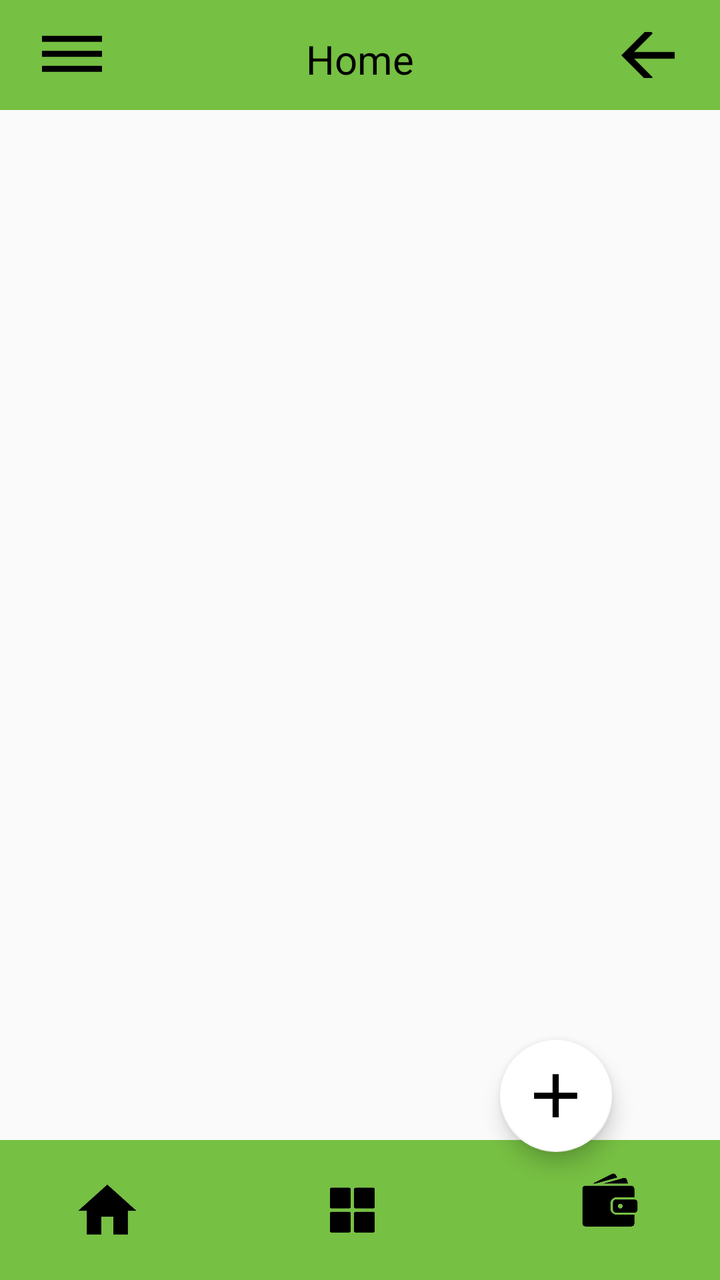
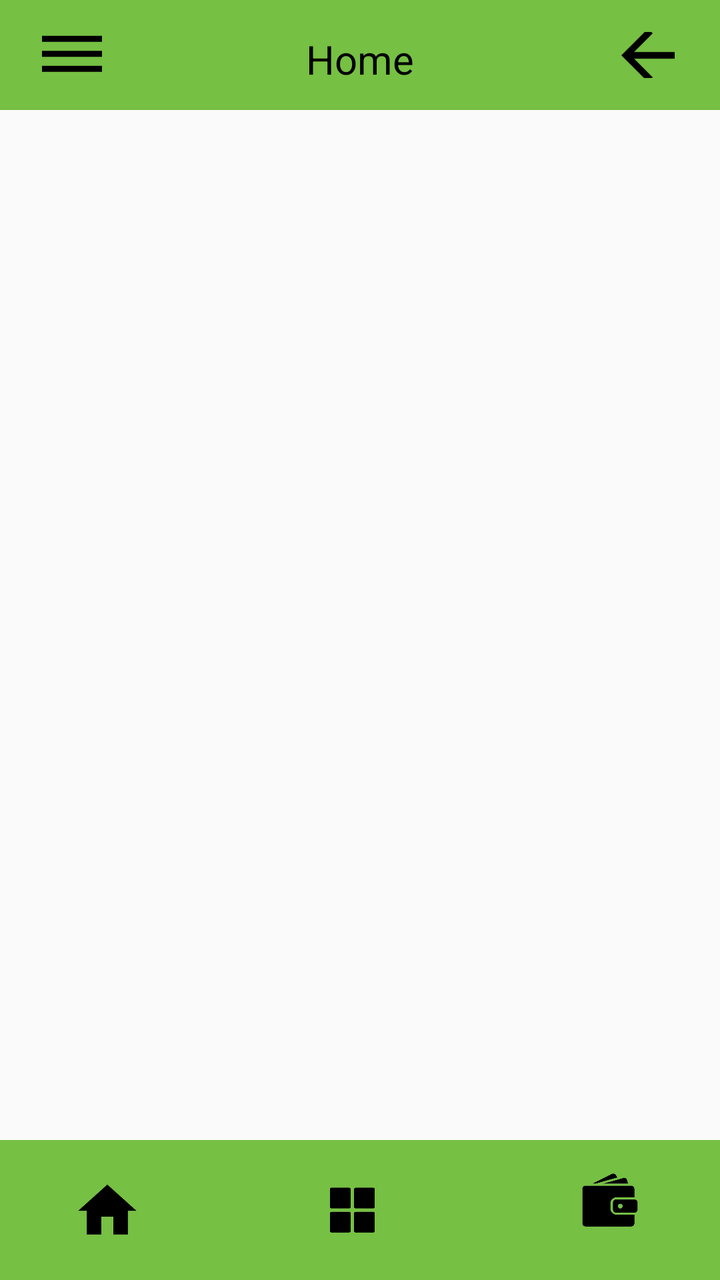

Before-and-after screenshots of an Android layout around one commit, followed by the original layout XML and the change that was made.
<!-- AndroidManifest.xml: application theme Theme.MyApp -->
<!-- res/layout/activity_home.xml -->
<androidx.drawerlayout.widget.DrawerLayout
    xmlns:android="http://schemas.android.com/apk/res/android"
    xmlns:app="http://schemas.android.com/apk/res-auto"
    xmlns:tools="http://schemas.android.com/tools"
    android:id="@+id/drawer_layout"
    android:layout_width="match_parent"
    android:layout_height="match_parent"
    tools:context=".homeactivity">
    <FrameLayout
        android:orientation="vertical"
        android:layout_width="match_parent"
        android:layout_height="match_parent"
        tools:ignore="ExtraText">

        
        <LinearLayout
            android:layout_width="match_parent"
            android:layout_height="55dp"
            android:background="#76C043"
            android:gravity="center_vertical"
            android:padding="16dp">

            <ImageView
                android:id="@+id/menuIcon"
                android:layout_width="40dp"
                android:layout_height="440dp"
                android:layout_weight="0"
                android:padding="2dp"
                android:clickable="true"
                android:contentDescription="@string/welcome"
                android:src="@drawable/baseline_dehaze_24"
                tools:ignore="TouchTargetSizeCheck" />

            <TextView
                android:id="@+id/Pagename"
                android:layout_width="0dp"
                android:layout_height="wrap_content"
                android:layout_weight="1"
                android:text="Home"
                android:textAlignment="center"
                android:textColor="@android:color/black"
                android:textSize="20sp" />

            <ImageView
                android:id="@+id/back_btn"
                android:layout_width="40dp"
                android:layout_height="40dp"

                android:background="@drawable/ic_back"
                android:clickable="true"

                android:contentDescription="@string/action_sign_in"
                app:layout_constraintBottom_toTopOf="@+id/bottomNavigationView"
                app:layout_constraintEnd_toEndOf="@+id/topAppBar"
                app:layout_constraintHorizontal_bias="0.01"
                app:layout_constraintStart_toStartOf="parent"
                app:layout_constraintTop_toTopOf="parent"
                app:layout_constraintVertical_bias="0.008"
                tools:ignore="TouchTargetSizeCheck" />

        </LinearLayout>


        <FrameLayout
            android:id="@+id/fragment_container"
            android:layout_width="match_parent"
            android:layout_height="548dp"
            android:layout_marginTop="54dp"
            android:orientation="vertical">





        </FrameLayout>

        <com.google.android.material.floatingactionbutton.FloatingActionButton

            android:id="@+id/fab_add"

            android:layout_width="56dp"
            android:layout_height="56dp"
            android:layout_marginLeft="250dp"
            android:layout_marginTop="520dp"
            android:contentDescription="@string/app_name"
            android:src="@drawable/ic_add"
            app:backgroundTint="@color/white"
            app:maxImageSize="37dp"
            tools:ignore="TouchTargetSizeCheck" />



        <LinearLayout
            android:layout_width="match_parent"
            android:layout_height="wrap_content"
            android:background="#76C043"
            android:gravity="center"
            android:layout_gravity="bottom"
            android:orientation="horizontal">

            <ImageView
                android:id="@+id/backhome"
                android:layout_width="0dp"
                android:layout_height="70dp"
                android:layout_weight="1"
                android:clickable="true"
                android:contentDescription="@string/prompt_email"
                android:padding="20dp"
                android:src="@drawable/home" />

            <ImageView
                android:id="@+id/dashboard"
                android:layout_width="0dp"
                android:layout_height="70dp"
                android:layout_marginLeft="15dp"
                android:layout_weight="1"
                android:clickable="true"
                android:padding="20dp"
                android:src="@drawable/ic_grid"
                tools:ignore="SpeakableTextPresentCheck" />


            <FrameLayout
                android:layout_width="130dp"
                android:layout_height="wrap_content">

                

                
                <ImageView
                    android:id="@+id/ic_cart"
                    android:layout_width="70dp"
                    android:layout_height="70dp"
                    android:layout_gravity="left"
                    android:layout_marginLeft="40dp"
                    android:layout_marginTop="-10dp"
                    android:layout_weight="1"
                    android:background="@android:color/transparent"
                    android:clickable="true"
                    android:contentDescription="@string/app_name"
                    android:padding="20dp"
                    android:src="@drawable/ic_cart">

                </ImageView>

                <androidx.constraintlayout.widget.ConstraintLayout
                    android:layout_width="wrap_content"
                    android:layout_height="wrap_content">

                </androidx.constraintlayout.widget.ConstraintLayout>

                <TextView
                    android:id="@+id/cartBadge"
                    android:layout_width="40dp"
                    android:layout_height="48dp"
                    android:layout_gravity="top|end"
                    android:backgroundTint="@android:color/holo_red_dark"
                    android:backgroundTintMode="src_atop"
                    android:drawableLeft="@null"
                    android:drawableRight="@null"
                    android:drawablePadding="4dp"
                    android:gravity="left"
                    android:includeFontPadding="false"
                    android:minWidth="16dp"
                    android:padding="2dp"
                    android:textColor="@android:color/holo_red_dark"
                    android:textSize="15dp"
                    android:textStyle="bold"
                    tools:ignore="MissingConstraints,TextSizeCheck" />


            </FrameLayout>

            <FrameLayout
                android:id="@+id/edit_fragment_container"
                android:layout_width="match_parent"
                android:layout_height="match_parent"
                android:visibility="gone"/>


        </LinearLayout>


    </FrameLayout>
    
    <com.google.android.material.navigation.NavigationView
        android:id="@+id/nav_view"
        android:layout_width="wrap_content"
        android:layout_height="match_parent"
        android:layout_gravity="start"
        android:fitsSystemWindows="true"
        app:menu="@menu/drawer_menu" />

</androidx.drawerlayout.widget.DrawerLayout>
<!-- resources referenced by this layout -->
<resources>
  <color name="white">#FFFFFFFF</color>
  <!-- drawable baseline_dehaze_24 (drawable) -->
  <vector xmlns:android="http://schemas.android.com/apk/res/android"
      android:height="24dp"
      android:tint="#000000"
      android:viewportHeight="24"
      android:viewportWidth="24"
      android:width="24dp">
        
      <path android:fillColor="@android:color/white"
          android:pathData="M2,15.5v2h20v-2L2,15.5zM2,10.5v2h20v-2L2,10.5zM2,5.5v2h20v-2L2,5.5z"/>
      
  </vector>
  <!-- drawable home: png bitmap (drawable, 8630 bytes) -->
  <!-- drawable ic_add (drawable) -->
  <vector xmlns:android="http://schemas.android.com/apk/res/android"
      android:width="24dp"
      android:height="24dp"
      android:viewportWidth="24"
      android:viewportHeight="24"
      android:tint="#000000">
  
  
      <path
          android:fillColor="@android:color/white"
          android:pathData="M19,13h-6v6h-2v-6H5v-2h6V5h2v6h6v2z" />
  </vector>
  <!-- drawable ic_back (drawable) -->
  <vector xmlns:android="http://schemas.android.com/apk/res/android"
      android:autoMirrored="true"
      android:height="40dp"
      android:tint="#000000"
      android:viewportHeight="24"
      android:viewportWidth="24"
      android:width="40dp">
        
      <path android:fillColor="@android:color/white"
          android:pathData="M20,11H7.83l5.59,-5.59L12,4l-8,8 8,8 1.41,-1.41L7.83,13H20v-2z"/>
      
  </vector>
  <!-- drawable ic_cart: png bitmap (drawable, 9692 bytes) -->
  <!-- drawable ic_grid: png bitmap (drawable, 18303 bytes) -->
  <string name="action_sign_in">Sign in or register</string>
  <string name="app_name">BODEGA</string>
  <string name="prompt_email">Email</string>
  <string name="welcome">"Welcome!"</string>
  <style name="Theme.MyApp" parent="Theme.AppCompat.Light.NoActionBar">
  
      </style>
</resources>

<!-- the commit's change to res/layout/activity_home.xml (unified diff, before → after) -->
@@ -64,30 +64,24 @@
         <FrameLayout
             android:id="@+id/fragment_container"
             android:layout_width="match_parent"
-            android:layout_height="548dp"
+            android:layout_height="658dp"
             android:layout_marginTop="54dp"
             android:orientation="vertical">
 
 
+            <com.google.android.material.floatingactionbutton.FloatingActionButton
 
-
-
+                android:id="@+id/fab_add"
+                android:layout_width="56dp"
+                android:layout_height="56dp"
+                android:layout_gravity="bottom|end"
+                android:layout_margin="24dp"
+                android:contentDescription="@string/app_name"
+                android:src="@drawable/ic_add"
+                app:backgroundTint="@color/white"
+                app:maxImageSize="37dp"
+                tools:ignore="TouchTargetSizeCheck" />
         </FrameLayout>
-
-        <com.google.android.material.floatingactionbutton.FloatingActionButton
-
-            android:id="@+id/fab_add"
-
-            android:layout_width="56dp"
-            android:layout_height="56dp"
-            android:layout_marginLeft="250dp"
-            android:layout_marginTop="520dp"
-            android:contentDescription="@string/app_name"
-            android:src="@drawable/ic_add"
-            app:backgroundTint="@color/white"
-            app:maxImageSize="37dp"
-            tools:ignore="TouchTargetSizeCheck" />
-
 
 
         <LinearLayout
